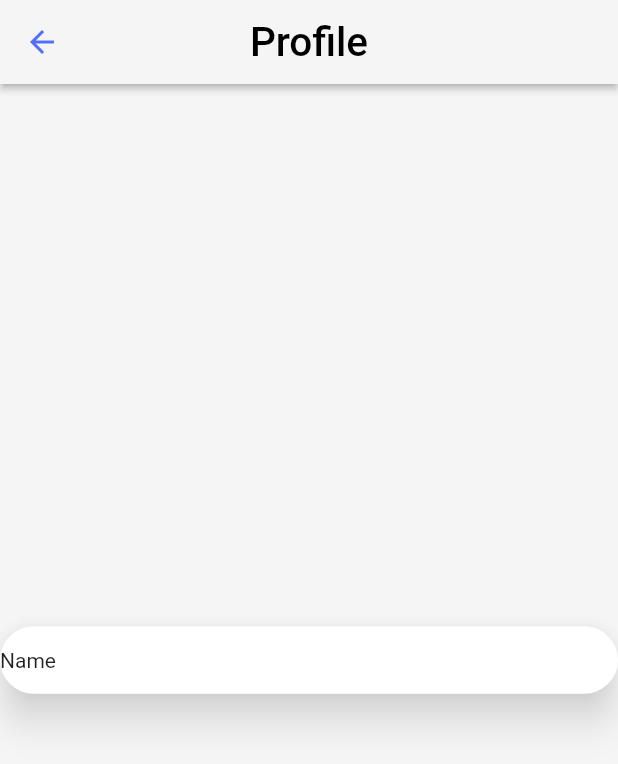
After one commit to Ghofran122/hello_world, a Flutter app: the ExpertProfile screen opened directly, on a phone screen of 412 x 824 dp. The commit adds this screen. Shown: the top 764 px of the screen. Run offline on Flutter 3.47's test engine with Material 2 defaults, Android fonts, the phone set to English and light mode, and no system bars; our stand-ins replace dio, get.

Commit message:
Estishara App

```diff
--- /dev/null
+++ b/lib/modules/estishara_app/expert_profile_screen/expert_profile.dart
@@ -0,0 +1,70 @@
+import 'package:flutter/material.dart';
+import 'package:hello_world/modules/estishara_app/expert_screen/expert.dart';
+
+class ExpertProfile extends StatelessWidget {
+  const ExpertProfile({Key? key}) : super(key: key);
+
+  @override
+  Widget build(BuildContext context) {
+    return Scaffold(
+      backgroundColor: Colors.grey[100],
+      appBar: AppBar(
+        centerTitle: true,
+        backgroundColor: Colors.grey[100],
+        elevation: 2.0,
+        shadowColor: Colors.black,
+        leading: IconButton(
+            color: Colors.grey[100],
+            icon: Icon(
+              Icons.arrow_back,
+              color: Colors.indigoAccent,
+            ),
+            onPressed: (){
+              Navigator.pop(
+                  context,
+                  MaterialPageRoute(
+                    builder: (context) => Expert(),
+                  ));
+            }),
+        title: Text(
+          'Profile',
+          style: TextStyle(
+            fontSize: 27.0,
+            //fontStyle: FontStyle.italic,
+            //letterSpacing: 1.0,
+            color: Colors.black,
+          ),
+        ),
+      ),
+      body: Column(
+        mainAxisAlignment: MainAxisAlignment.center,
+        crossAxisAlignment: CrossAxisAlignment.center,
+        children: [
+          Material(
+            color: Colors.white,
+            elevation: 10.0,
+            borderRadius: BorderRadiusDirectional.circular(30.0),
+            shadowColor: Colors.grey[100],
+            child: Container(
+              decoration: BoxDecoration(
+                borderRadius: BorderRadius.circular(30.0),
+                //border: BoxBorder(BorderSide.none),
+              ),
+              height: 45.0,
+              width: double.infinity,
+              child: Column(
+                mainAxisAlignment: MainAxisAlignment.center,
+                crossAxisAlignment: CrossAxisAlignment.start,
+                children: [
+                  Text(
+                    'Name',
+                  ),
+                ],
+              ),
+            ),
+          ),
+        ],
+      ),
+    );
+  }
+}
```
Also changed, not shown: lib/main.dart (+10 -1 lines), lib/models/expert/expert_profile_u_madel.dart (added, +19 -0 lines), lib/modules/estishara_app/profile_screen/expert_profile_personal.dart (added).
